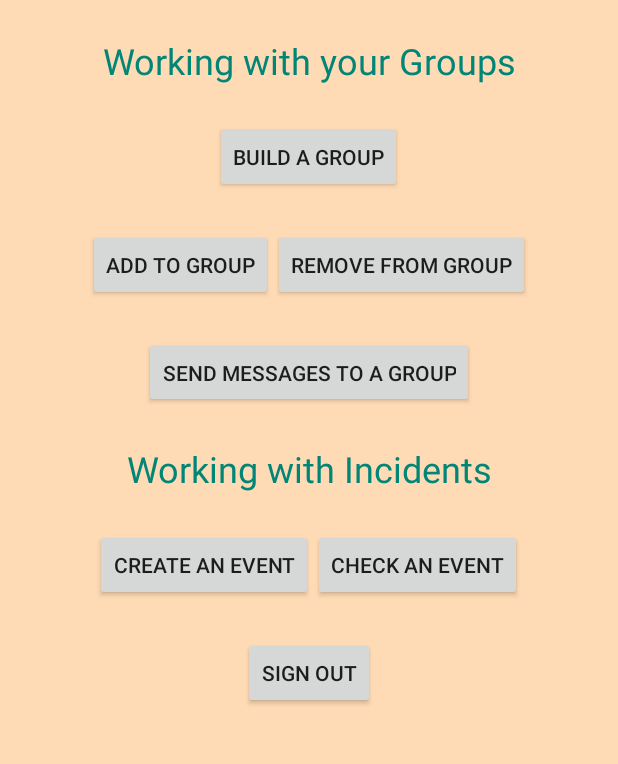
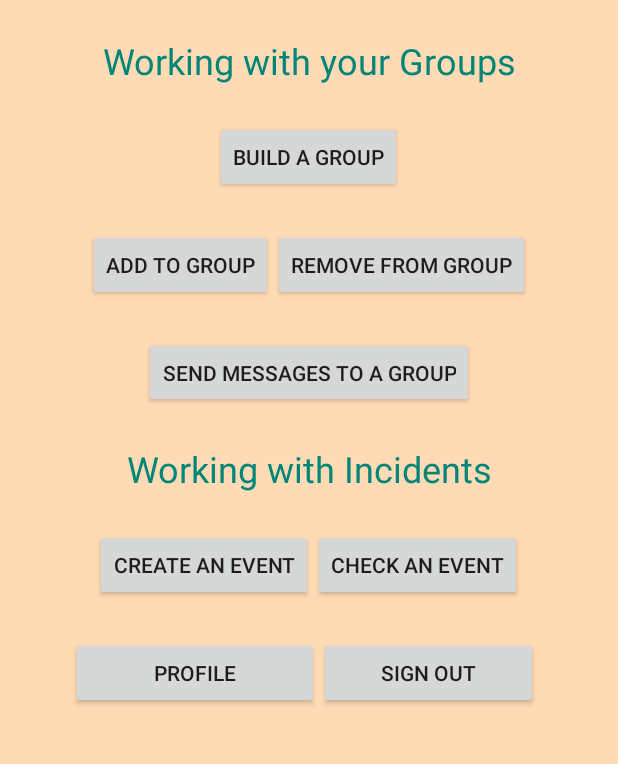
Before and after one commit to duahjeffreyb/SafeAndSound2020, an Android app: the layout activity_org.xml on its own in the app's theme, with its tools: preview values and no code run, on a phone screen of 412 x 824 dp, the part 288-1052 px from its top. Run offline under Robolectric (Android 15) with nearby library versions, the phone set to English and light mode, and no system bars.

Commit message:
Create intial profile section

```diff
--- a/app/src/main/AndroidManifest.xml
+++ b/app/src/main/AndroidManifest.xml
@@ -14,6 +14,7 @@
         android:supportsRtl="true"
         android:theme="@style/AppTheme"
         tools:ignore="AllowBackup,GoogleAppIndexingWarning">
+        <activity android:name=".ProfileActivity"></activity>
         <activity
             android:name=".MainActivity"
             android:label="Safe and Sound"
--- a/app/src/main/java/com/example/elizabethwhitebaker/safeandsound/AddToGroupActivity.java
+++ b/app/src/main/java/com/example/elizabethwhitebaker/safeandsound/AddToGroupActivity.java
@@ -5,6 +5,8 @@ import android.os.Bundle;
 import androidx.constraintlayout.widget.ConstraintLayout;
 import androidx.constraintlayout.widget.ConstraintSet;
 import androidx.appcompat.app.AppCompatActivity;
+
+import android.provider.ContactsContract;
 import android.view.View;
 import android.widget.AdapterView;
 import android.widget.ArrayAdapter;
@@ -32,6 +34,8 @@ public class AddToGroupActivity extends AppCompatActivity {
         super.onCreate(savedInstanceState);
         setContentView(R.layout.activity_add_mems_to_group);
 
+        String names[] = {};
+        //ContactsContract.Contacts.DISPLAY_NAME_PRIMARY
         initID = getIntent().getIntExtra("initID", 0);
         final String name = getIntent().getStringExtra("name");
 
--- a/app/src/main/java/com/example/elizabethwhitebaker/safeandsound/SignInActivity.java
+++ b/app/src/main/java/com/example/elizabethwhitebaker/safeandsound/SignInActivity.java
@@ -44,6 +44,8 @@ public class SignInActivity extends AppCompatActivity {
                     Intent i = new Intent(SignInActivity.this, HomeScreenActivity.class);
                     i.putExtra("initID", initiator.getInitiatorID());
                     i.putExtra("name", initiator.getFirstName());
+                    i.putExtra("user", user);
+                    i.putExtra("pass", pass);
                     startActivity(i);
                 } catch(Exception e) {
                     AlertDialog a = new AlertDialog.Builder(btnSignIn.getContext()).create();
--- a/app/src/main/res/layout/activity_org.xml
+++ b/app/src/main/res/layout/activity_org.xml
@@ -142,11 +142,25 @@
             android:layout_width="match_parent"
             android:layout_height="24dp" />
 
-        <Button
-            android:id="@+id/signOutButton"
-            android:layout_width="wrap_content"
+        <LinearLayout
+            android:layout_width="317dp"
             android:layout_height="wrap_content"
-            android:text="@string/signout" />
+            android:orientation="horizontal">
+
+            <Button
+                android:id="@+id/profile_button"
+                android:layout_width="165dp"
+                android:layout_height="wrap_content"
+                android:text="@string/profile_button" />
+
+            <Button
+                android:id="@+id/signOutButton"
+                android:layout_width="146dp"
+                android:layout_height="wrap_content"
+                android:text="@string/signout" />
+
+        </LinearLayout>
+
     </LinearLayout>
 
 </androidx.constraintlayout.widget.ConstraintLayout>
--- a/app/src/main/res/values/strings.xml
+++ b/app/src/main/res/values/strings.xml
@@ -81,4 +81,5 @@
     <string name="g">GOOD</string>
     <string name="b">BAD</string>
     <string name="u">UNK</string>
+    <string name="profile_button">Profile</string>
 </resources>
```
Also changed, not shown: app/src/main/java/com/example/elizabethwhitebaker/safeandsound/HomeScreenActivity.java (+16 -0 lines), app/src/main/java/com/example/elizabethwhitebaker/safeandsound/ProfileActivity.java (added, +24 -0 lines), app/src/main/res/layout/activity_profile.xml (added, +16 -0 lines).
